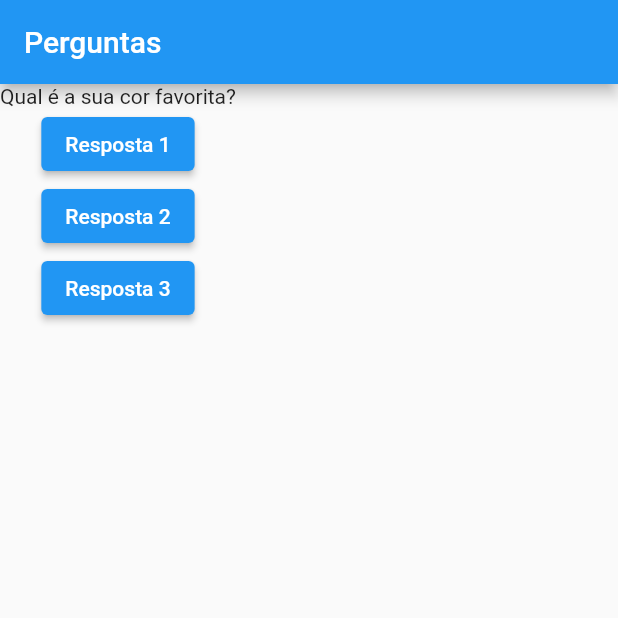
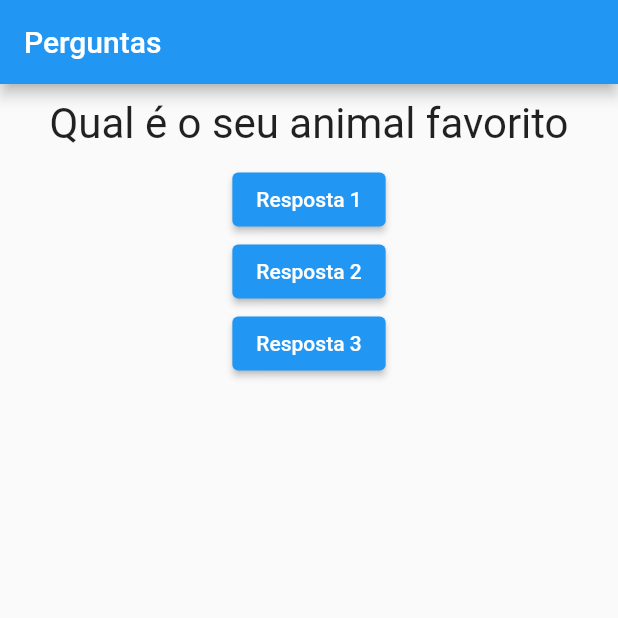
Before and after one commit to AfonsoMachado/flutter_quiz, a Flutter app: the screen it shows after launch, after a tap on "Resposta 1", on a phone screen of 412 x 824 dp, the top half of it. Run offline on Flutter 3.47's test engine with Material 2 defaults, Android fonts, the phone set to English and light mode, and no system bars.

Commit message:
create answers and questions file

```diff
--- /dev/null
+++ b/lib/answers.dart
@@ -0,0 +1,12 @@
+import 'package:flutter/material.dart';
+
+class Answers extends StatelessWidget {
+  final String text;
+
+  const Answers(this.text, {super.key});
+
+  @override
+  Widget build(BuildContext context) {
+    return Text(text);
+  }
+}
--- a/lib/main.dart
+++ b/lib/main.dart
@@ -1,15 +1,19 @@
 import 'package:flutter/material.dart';
+import 'package:flutter_quiz/answers.dart';
+import 'package:flutter_quiz/question.dart';
 
 main() {
-  runApp(QuestionApp());
+  runApp(const QuestionApp());
 }
 
-class QuestionAppState extends State<QuestionApp> {
-  var selectedQuestion = 0;
+class _QuestionAppState extends State<QuestionApp> {
+  var _selectedQuestion = 0;
 
-  void answer() {
-    selectedQuestion++;
-    print(selectedQuestion);
+  void _answer() {
+    setState(() {
+      _selectedQuestion++;
+    });
+    print(_selectedQuestion);
   }
 
   @override
@@ -26,10 +30,13 @@ class QuestionAppState extends State<QuestionApp> {
         ),
         body: Column(
           children: <Widget>[
-            Text(questions[selectedQuestion]),
-            ElevatedButton(onPressed: answer, child: Text('Resposta 1')),
-            ElevatedButton(onPressed: answer, child: Text('Resposta 2')),
-            ElevatedButton(onPressed: answer, child: Text('Resposta 3'))
+            Question(questions[_selectedQuestion]),
+            ElevatedButton(
+                onPressed: _answer, child: const Answers('Resposta 1')),
+            ElevatedButton(
+                onPressed: _answer, child: const Answers('Resposta 2')),
+            ElevatedButton(
+                onPressed: _answer, child: const Answers('Resposta 3'))
           ],
         ),
       ),
@@ -38,8 +45,10 @@ class QuestionAppState extends State<QuestionApp> {
 }
 
 class QuestionApp extends StatefulWidget {
+  const QuestionApp({super.key});
+
   @override
   State<QuestionApp> createState() {
-    return QuestionAppState();
+    return _QuestionAppState();
   }
 }
--- /dev/null
+++ b/lib/question.dart
@@ -0,0 +1,20 @@
+import 'package:flutter/material.dart';
+
+class Question extends StatelessWidget {
+  final String text;
+
+  const Question(this.text, {super.key});
+
+  @override
+  Widget build(BuildContext context) {
+    return Container(
+      width: double.infinity,
+      margin: const EdgeInsets.all(10),
+      child: Text(
+        text,
+        style: const TextStyle(fontSize: 28),
+        textAlign: TextAlign.center,
+      ),
+    );
+  }
+}
```
